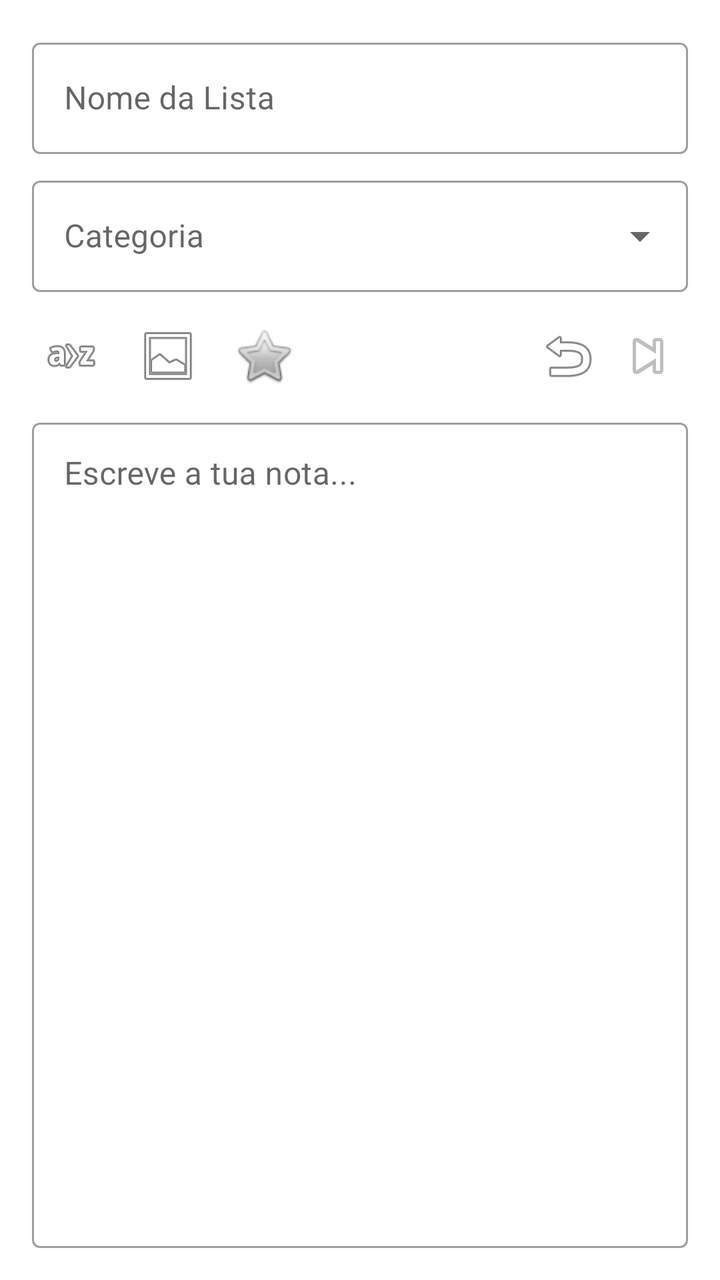
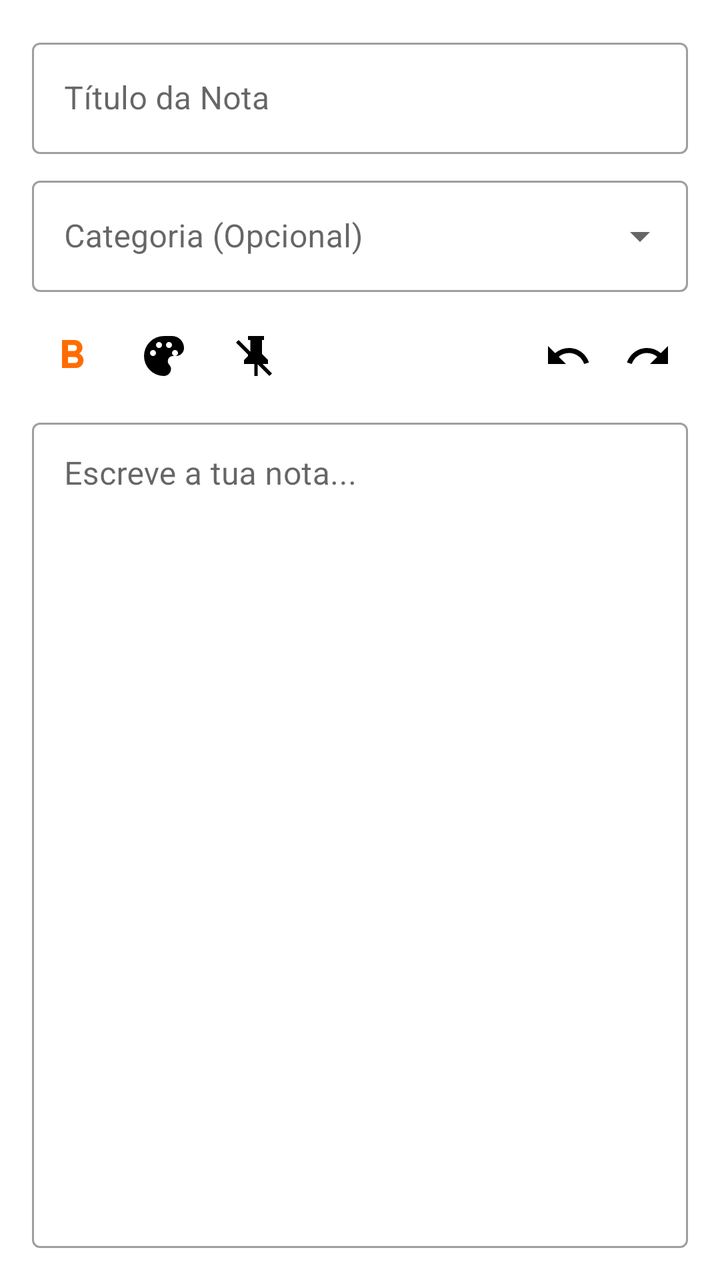

Before-and-after screenshots of an Android layout around one commit, followed by the original layout XML and the change that was made.
<!-- AndroidManifest.xml: application theme Theme.MyStreaks -->
<!-- res/layout/dialog_add_list.xml -->
<?xml version="1.0" encoding="utf-8"?>
<LinearLayout xmlns:android="http://schemas.android.com/apk/res/android"
    android:layout_width="match_parent"
    android:layout_height="match_parent"
    xmlns:app="http://schemas.android.com/apk/res-auto"
    android:orientation="vertical"
    android:padding="16dp">

    <com.google.android.material.textfield.TextInputLayout
        android:layout_width="match_parent"
        android:layout_height="wrap_content"
        android:hint="Nome da Lista"
        style="@style/Widget.MaterialComponents.TextInputLayout.OutlinedBox">
        <com.google.android.material.textfield.TextInputEditText
            android:id="@+id/etListName"
            android:layout_width="match_parent"
            android:layout_height="wrap_content"
            android:inputType="textCapSentences"
            android:textColor="@android:color/black"
            android:textColorHint="#757575"
            android:backgroundTint="@color/black"/>
    </com.google.android.material.textfield.TextInputLayout>

    <com.google.android.material.textfield.TextInputLayout
        android:layout_width="match_parent"
        android:layout_height="wrap_content"
        android:layout_marginTop="8dp"
        android:hint="Categoria"
        style="@style/Widget.MaterialComponents.TextInputLayout.OutlinedBox.ExposedDropdownMenu">
        <AutoCompleteTextView
            android:id="@+id/etTag"
            android:layout_width="match_parent"
            android:layout_height="wrap_content"
            android:inputType="text" />
    </com.google.android.material.textfield.TextInputLayout>

    <LinearLayout
        android:layout_width="match_parent"
        android:layout_height="wrap_content"
        android:layout_marginTop="12dp"
        android:orientation="horizontal"
        android:gravity="center_vertical">

        <ImageButton
            android:id="@+id/btnFormat"
            android:layout_width="40dp"
            android:layout_height="40dp"
            android:src="@android:drawable/ic_menu_sort_alphabetically"
            android:background="?attr/selectableItemBackgroundBorderless"
            android:tooltipText="Formatar Texto" />

        <ImageButton
            android:id="@+id/btnBgColor"
            android:layout_width="40dp"
            android:layout_height="40dp"
            android:layout_marginStart="8dp"
            android:src="@android:drawable/ic_menu_gallery"
            android:background="?attr/selectableItemBackgroundBorderless"
            android:tooltipText="Cor de Fundo da Nota" />



        <ImageButton
            android:id="@+id/btnPin"
            android:layout_width="40dp"
            android:layout_height="40dp"
            android:layout_marginStart="8dp"
            android:src="@android:drawable/btn_star_big_off"
            android:background="?attr/selectableItemBackgroundBorderless"
            android:tooltipText="Fixar no Topo" />

        <Space
            android:layout_width="0dp"
            android:layout_height="wrap_content"
            android:layout_weight="1" />

        <ImageButton
            android:id="@+id/btnArchiveList"
            android:layout_width="40dp"
            android:layout_height="40dp"
            android:src="@android:drawable/ic_menu_save"
            android:background="?attr/selectableItemBackgroundBorderless"
            android:visibility="gone"
            app:tint="#757575"/>

        <ImageButton
            android:id="@+id/btnDeleteList"
            android:layout_width="40dp"
            android:layout_height="40dp"
            android:src="@android:drawable/ic_menu_delete"
            android:background="?attr/selectableItemBackgroundBorderless"
            android:visibility="gone"
            app:tint="#F44336"/>


        <ImageButton
            android:id="@+id/btnUndo"
            android:layout_width="40dp"
            android:layout_height="40dp"
            android:src="@android:drawable/ic_menu_revert"
            android:background="?attr/selectableItemBackgroundBorderless" />
        <ImageButton
            android:id="@+id/btnRedo"
            android:layout_width="40dp"
            android:layout_height="40dp"
            android:src="@android:drawable/ic_media_next"
            android:background="?attr/selectableItemBackgroundBorderless" />
    </LinearLayout>

    <HorizontalScrollView
        android:id="@+id/formatToolbar"
        android:layout_width="match_parent"
        android:layout_height="wrap_content"
        android:layout_marginTop="4dp"
        android:visibility="gone"
        android:scrollbars="none">

        <LinearLayout
            android:layout_width="wrap_content"
            android:layout_height="wrap_content"
            android:orientation="horizontal"
            android:background="#F5F5F5"
            android:padding="8dp"
            android:gravity="center_vertical">

            <Button android:id="@+id/btnTitle1" android:layout_width="wrap_content" android:layout_height="wrap_content" style="?attr/materialButtonOutlinedStyle" android:text="T1" android:textSize="18sp" android:textStyle="bold" android:layout_marginEnd="4dp"/>
            <Button android:id="@+id/btnTitle2" android:layout_width="wrap_content" android:layout_height="wrap_content" style="?attr/materialButtonOutlinedStyle" android:text="T2" android:textSize="16sp" android:textStyle="bold" android:layout_marginEnd="8dp"/>
            <Button android:id="@+id/btnNormalText" android:layout_width="wrap_content" android:layout_height="wrap_content" style="?attr/materialButtonOutlinedStyle" android:text="Normal" android:layout_marginEnd="8dp"/>


            <View android:layout_width="1dp" android:layout_height="24dp" android:background="#CCC" android:layout_marginHorizontal="8dp"/>

            <ImageButton android:id="@+id/btnBold" android:layout_width="40dp" android:layout_height="40dp" android:src="@android:drawable/ic_menu_edit" android:background="?attr/selectableItemBackgroundBorderless" android:tooltipText="Negrito" android:layout_marginEnd="4dp"/>
            <ImageButton android:id="@+id/btnItalic" android:layout_width="40dp" android:layout_height="40dp" android:src="@android:drawable/ic_menu_info_details" android:background="?attr/selectableItemBackgroundBorderless" android:tooltipText="Itálico" android:layout_marginEnd="4dp"/>

            <Button android:id="@+id/btnUnderline" android:layout_width="40dp" android:layout_height="40dp" style="?attr/materialButtonOutlinedStyle" android:text="U" android:textStyle="bold" android:textSize="16sp" android:padding="0dp"/>

            <View android:layout_width="1dp" android:layout_height="24dp" android:background="#CCC" android:layout_marginHorizontal="8dp"/>

            <ImageButton android:id="@+id/btnTextColor" android:layout_width="40dp" android:layout_height="40dp" android:src="@android:drawable/ic_menu_edit" android:tint="@android:color/black" android:background="?attr/selectableItemBackgroundBorderless" android:tooltipText="Cor do Texto" android:layout_marginEnd="8dp"/>

            <ImageButton android:id="@+id/btnClearFormat" android:layout_width="40dp" android:layout_height="40dp" android:src="@android:drawable/ic_menu_close_clear_cancel" android:background="?attr/selectableItemBackgroundBorderless" android:tooltipText="Voltar ao Texto Normal" />

        </LinearLayout>
    </HorizontalScrollView>

    <com.google.android.material.textfield.TextInputLayout
        android:layout_width="match_parent"
        android:layout_height="0dp"
        android:layout_weight="1"
        android:layout_marginTop="8dp"
        android:hint="Escreve a tua nota..."
        style="@style/Widget.MaterialComponents.TextInputLayout.OutlinedBox">
        <com.google.android.material.textfield.TextInputEditText
            android:id="@+id/etListContent"
            android:layout_width="match_parent"
            android:layout_height="match_parent"
            android:gravity="top|start"
            android:inputType="textMultiLine|textCapSentences"
            android:padding="16dp"
            android:textColor="@android:color/black"
            android:textColorHint="#757575"
            android:backgroundTint="@color/black"/>
    </com.google.android.material.textfield.TextInputLayout>

</LinearLayout>
<!-- resources referenced by this layout -->
<resources>
  <!-- unchanged entries left out for length: 3 -->
</resources>

<!-- the commit's change to res/layout/dialog_add_list.xml (unified diff, before → after) -->
@@ -9,7 +9,7 @@
     <com.google.android.material.textfield.TextInputLayout
         android:layout_width="match_parent"
         android:layout_height="wrap_content"
-        android:hint="Nome da Lista"
+        android:hint="Título da Nota"
         style="@style/Widget.MaterialComponents.TextInputLayout.OutlinedBox">
         <com.google.android.material.textfield.TextInputEditText
             android:id="@+id/etListName"
@@ -25,7 +25,7 @@
         android:layout_width="match_parent"
         android:layout_height="wrap_content"
         android:layout_marginTop="8dp"
-        android:hint="Categoria"
+        android:hint="Categoria (Opcional)"
         style="@style/Widget.MaterialComponents.TextInputLayout.OutlinedBox.ExposedDropdownMenu">
         <AutoCompleteTextView
             android:id="@+id/etTag"
@@ -34,6 +34,7 @@
             android:inputType="text" />
     </com.google.android.material.textfield.TextInputLayout>
 
+    
     <LinearLayout
         android:layout_width="match_parent"
         android:layout_height="wrap_content"
@@ -45,29 +46,30 @@
             android:id="@+id/btnFormat"
             android:layout_width="40dp"
             android:layout_height="40dp"
-            android:src="@android:drawable/ic_menu_sort_alphabetically"
-            android:background="?attr/selectableItemBackgroundBorderless"
-            android:tooltipText="Formatar Texto" />
+            android:src="@drawable/ic_format_bold"
+            app:tint="@color/primary"
+            android:background="?attr/selectableItemBackgroundBorderless"
+            android:contentDescription="Formatar Texto" />
 
         <ImageButton
             android:id="@+id/btnBgColor"
             android:layout_width="40dp"
             android:layout_height="40dp"
-            android:layout_marginStart="8dp"
-            android:src="@android:drawable/ic_menu_gallery"
-            android:background="?attr/selectableItemBackgroundBorderless"
-            android:tooltipText="Cor de Fundo da Nota" />
-
-
+            android:layout_marginStart="6dp"
+            android:src="@drawable/ic_palette"
+            app:tint="?attr/colorOnSurface"
+            android:background="?attr/selectableItemBackgroundBorderless"
+            android:contentDescription="Cor de Fundo da Nota" />
 
         <ImageButton
             android:id="@+id/btnPin"
             android:layout_width="40dp"
             android:layout_height="40dp"
-            android:layout_marginStart="8dp"
-            android:src="@android:drawable/btn_star_big_off"
-            android:background="?attr/selectableItemBackgroundBorderless"
-            android:tooltipText="Fixar no Topo" />
+            android:layout_marginStart="6dp"
+            android:src="@drawable/ic_pin_off"
+            app:tint="?attr/colorOnSurface"
+            android:background="?attr/selectableItemBackgroundBorderless"
+            android:contentDescription="Fixar no Topo" />
 
         <Space
             android:layout_width="0dp"
@@ -78,40 +80,47 @@
             android:id="@+id/btnArchiveList"
             android:layout_width="40dp"
             android:layout_height="40dp"
-            android:src="@android:drawable/ic_menu_save"
+            android:src="@drawable/ic_archive"
             android:background="?attr/selectableItemBackgroundBorderless"
             android:visibility="gone"
-            app:tint="#757575"/>
+            app:tint="#757575"
+            android:contentDescription="Arquivar" />
 
         <ImageButton
             android:id="@+id/btnDeleteList"
             android:layout_width="40dp"
             android:layout_height="40dp"
-            android:src="@android:drawable/ic_menu_delete"
+            android:src="@drawable/ic_delete"
             android:background="?attr/selectableItemBackgroundBorderless"
             android:visibility="gone"
-            app:tint="#F44336"/>
-
+            app:tint="#F44336"
+            android:contentDescription="Eliminar" />
 
         <ImageButton
             android:id="@+id/btnUndo"
             android:layout_width="40dp"
             android:layout_height="40dp"
-            android:src="@android:drawable/ic_menu_revert"
-            android:background="?attr/selectableItemBackgroundBorderless" />
+            android:src="@drawable/ic_undo"
+            app:tint="?attr/colorOnSurface"
+            android:background="?attr/selectableItemBackgroundBorderless"
+            android:contentDescription="Desfazer" />
+
         <ImageButton
             android:id="@+id/btnRedo"
             android:layout_width="40dp"
             android:layout_height="40dp"
-            android:src="@android:drawable/ic_media_next"
-            android:background="?attr/selectableItemBackgroundBorderless" />
+            android:src="@drawable/ic_redo"
+            app:tint="?attr/colorOnSurface"
+            android:background="?attr/selectableItemBackgroundBorderless"
+            android:contentDescription="Refazer" />
     </LinearLayout>
 
+    
     <HorizontalScrollView
         android:id="@+id/formatToolbar"
         android:layout_width="match_parent"
         android:layout_height="wrap_content"
-        android:layout_marginTop="4dp"
+        android:layout_marginTop="6dp"
         android:visibility="gone"
         android:scrollbars="none">
 
@@ -119,27 +128,102 @@
             android:layout_width="wrap_content"
             android:layout_height="wrap_content"
             android:orientation="horizontal"
-            android:background="#F5F5F5"
-            android:padding="8dp"
+            android:background="@drawable/rounded_edittext"
+            android:padding="6dp"
             android:gravity="center_vertical">
 
-            <Button android:id="@+id/btnTitle1" android:layout_width="wrap_content" android:layout_height="wrap_content" style="?attr/materialButtonOutlinedStyle" android:text="T1" android:textSize="18sp" android:textStyle="bold" android:layout_marginEnd="4dp"/>
-            <Button android:id="@+id/btnTitle2" android:layout_width="wrap_content" android:layout_height="wrap_content" style="?attr/materialButtonOutlinedStyle" android:text="T2" android:textSize="16sp" android:textStyle="bold" android:layout_marginEnd="8dp"/>
-            <Button android:id="@+id/btnNormalText" android:layout_width="wrap_content" android:layout_height="wrap_content" style="?attr/materialButtonOutlinedStyle" android:text="Normal" android:layout_marginEnd="8dp"/>
-
-
-            <View android:layout_width="1dp" android:layout_height="24dp" android:background="#CCC" android:layout_marginHorizontal="8dp"/>
-
-            <ImageButton android:id="@+id/btnBold" android:layout_width="40dp" android:layout_height="40dp" android:src="@android:drawable/ic_menu_edit" android:background="?attr/selectableItemBackgroundBorderless" android:tooltipText="Negrito" android:layout_marginEnd="4dp"/>
-            <ImageButton android:id="@+id/btnItalic" android:layout_width="40dp" android:layout_height="40dp" android:src="@android:drawable/ic_menu_info_details" android:background="?attr/selectableItemBackgroundBorderless" android:tooltipText="Itálico" android:layout_marginEnd="4dp"/>
-
-            <Button android:id="@+id/btnUnderline" android:layout_width="40dp" android:layout_height="40dp" style="?attr/materialButtonOutlinedStyle" android:text="U" android:textStyle="bold" android:textSize="16sp" android:padding="0dp"/>
-
-            <View android:layout_width="1dp" android:layout_height="24dp" android:background="#CCC" android:layout_marginHorizontal="8dp"/>
-
-            <ImageButton android:id="@+id/btnTextColor" android:layout_width="40dp" android:layout_height="40dp" android:src="@android:drawable/ic_menu_edit" android:tint="@android:color/black" android:background="?attr/selectableItemBackgroundBorderless" android:tooltipText="Cor do Texto" android:layout_marginEnd="8dp"/>
-
-            <ImageButton android:id="@+id/btnClearFormat" android:layout_width="40dp" android:layout_height="40dp" android:src="@android:drawable/ic_menu_close_clear_cancel" android:background="?attr/selectableItemBackgroundBorderless" android:tooltipText="Voltar ao Texto Normal" />
+            <Button
+                android:id="@+id/btnTitle1"
+                android:layout_width="wrap_content"
+                android:layout_height="36dp"
+                style="?attr/materialButtonOutlinedStyle"
+                android:text="T1"
+                android:textSize="15sp"
+                android:textStyle="bold"
+                android:paddingHorizontal="10dp"
+                android:layout_marginEnd="4dp"/>
+
+            <Button
+                android:id="@+id/btnTitle2"
+                android:layout_width="wrap_content"
+                android:layout_height="36dp"
+                style="?attr/materialButtonOutlinedStyle"
+                android:text="T2"
+                android:textSize="13sp"
+                android:textStyle="bold"
+                android:paddingHorizontal="10dp"
+                android:layout_marginEnd="6dp"/>
+
+            <Button
+                android:id="@+id/btnNormalText"
+                android:layout_width="wrap_content"
+                android:layout_height="36dp"
+                style="?attr/materialButtonOutlinedStyle"
+                android:text="Normal"
+                android:textSize="12sp"
+                android:paddingHorizontal="10dp"
+                android:layout_marginEnd="6dp"/>
+
+            <View
+                android:layout_width="1dp"
+                android:layout_height="24dp"
+                android:background="#D1D5DB"
+                android:layout_marginHorizontal="6dp"/>
+
+            <ImageButton
+                android:id="@+id/btnBold"
+                android:layout_width="36dp"
+                android:layout_height="36dp"
+                android:src="@drawable/ic_format_bold"
+                app:tint="?attr/colorOnSurface"
+                android:background="?attr/selectableItemBackgroundBorderless"
+                android:contentDescription="Negrito"
+                android:layout_marginEnd="4dp"/>
+
+            <ImageButton
+                android:id="@+id/btnItalic"
+                android:layout_width="36dp"
+                android:layout_height="36dp"
+                android:src="@drawable/ic_format_italic"
+                app:tint="?attr/colorOnSurface"
+                android:background="?attr/selectableItemBackgroundBorderless"
+                android:contentDescription="Itálico"
+                android:layout_marginEnd="4dp"/>
+
+            <ImageButton
+                android:id="@+id/btnUnderline"
+                android:layout_width="36dp"
+                android:layout_height="36dp"
+                android:src="@drawable/ic_format_underlined"
+                app:tint="?attr/colorOnSurface"
+                android:background="?attr/selectableItemBackgroundBorderless"
+                android:contentDescription="Sublinhado"
+                android:layout_marginEnd="4dp"/>
+
+            <View
+                android:layout_width="1dp"
+                android:layout_height="24dp"
+                android:background="#D1D5DB"
+                android:layout_marginHorizontal="6dp"/>
+
+            <ImageButton
+                android:id="@+id/btnTextColor"
+                android:layout_width="36dp"
+                android:layout_height="36dp"
+                android:src="@drawable/ic_palette"
+                app:tint="@color/primary"
+                android:background="?attr/selectableItemBackgroundBorderless"
+                android:contentDescription="Cor do Texto"
+                android:layout_marginEnd="4dp"/>
+
+            <ImageButton
+                android:id="@+id/btnClearFormat"
+                android:layout_width="36dp"
+                android:layout_height="36dp"
+                android:src="@android:drawable/ic_menu_close_clear_cancel"
+                app:tint="#EF4444"
+                android:background="?attr/selectableItemBackgroundBorderless"
+                android:contentDescription="Limpar Formatação" />
 
         </LinearLayout>
     </HorizontalScrollView>
<!-- resource entries referenced after the edit -->
@@ -1,5 +1,115 @@
 <!-- resources referenced by this layout -->
 <resources>
+  <color name="primary">#FF6D00</color>
+  <!-- drawable ic_archive (drawable) -->
+  <vector xmlns:android="http://schemas.android.com/apk/res/android"
+      android:width="24dp"
+      android:height="24dp"
+      android:viewportWidth="24"
+      android:viewportHeight="24"
+      android:tint="?attr/colorControlNormal">
+      <path
+          android:fillColor="@android:color/white"
+          android:pathData="M20.54,5.23L19,3.5A2,2 0 0,0 17.5,3H6.5A2,2 0 0,0 5,3.5L3.46,5.23A2,2 0 0,0 3,6.5V19A2,2 0 0,0 5,21H19A2,2 0 0,0 21,19V6.5A2,2 0 0,0 20.54,5.23M5.12,5L6,4H18L18.88,5H5.12M12,17.5L6.5,12H10V10H14V12H17.5L12,17.5Z"/>
+  </vector>
+  <!-- drawable ic_delete (drawable) -->
+  <vector xmlns:android="http://schemas.android.com/apk/res/android"
+      android:width="24dp"
+      android:height="24dp"
+      android:viewportWidth="24"
+      android:viewportHeight="24"
+      android:tint="?attr/colorControlNormal">
+      <path
+          android:fillColor="@android:color/white"
+          android:pathData="M19,4H15.5L14.5,3H9.5L8.5,4H5V6H19M6,19A2,2 0 0,0 8,21H16A2,2 0 0,0 18,19V7H6V19Z"/>
+  </vector>
+  <!-- drawable ic_format_bold (drawable) -->
+  <vector xmlns:android="http://schemas.android.com/apk/res/android"
+      android:width="24dp"
+      android:height="24dp"
+      android:viewportWidth="24"
+      android:viewportHeight="24"
+      android:tint="?attr/colorControlNormal">
+      <path
+          android:fillColor="@android:color/white"
+          android:pathData="M15.6,10.79C16.57,10.11 17.25,9 17.25,8C17.25,5.74 15.5,4 13.25,4H7V18H14.04C16.14,18 17.75,16.3 17.75,14.21C17.75,12.69 16.89,11.39 15.6,10.79M10,6.5H13C13.83,6.5 14.5,7.17 14.5,8C14.5,8.83 13.83,9.5 13,9.5H10V6.5M13.5,15.5H10V12.5H13.5C14.33,12.5 15,13.17 15,14C15,14.83 14.33,15.5 13.5,15.5Z"/>
+  </vector>
+  <!-- drawable ic_format_italic (drawable) -->
+  <vector xmlns:android="http://schemas.android.com/apk/res/android"
+      android:width="24dp"
+      android:height="24dp"
+      android:viewportWidth="24"
+      android:viewportHeight="24"
+      android:tint="?attr/colorControlNormal">
+      <path
+          android:fillColor="@android:color/white"
+          android:pathData="M10,4V7H12.21L8.79,15H6V18H14V15H11.79L15.21,7H18V4H10Z"/>
+  </vector>
+  <!-- drawable ic_format_underlined (drawable) -->
+  <vector xmlns:android="http://schemas.android.com/apk/res/android"
+      android:width="24dp"
+      android:height="24dp"
+      android:viewportWidth="24"
+      android:viewportHeight="24"
+      android:tint="?attr/colorControlNormal">
+      <path
+          android:fillColor="@android:color/white"
+          android:pathData="M5,21H19V19H5V21M12,17A6,6 0 0,0 18,11V3H15.5V11A3.5,3.5 0 0,1 12,14.5A3.5,3.5 0 0,1 8.5,11V3H6V11A6,6 0 0,0 12,17Z"/>
+  </vector>
+  <!-- drawable ic_palette (drawable) -->
+  <vector xmlns:android="http://schemas.android.com/apk/res/android"
+      android:width="24dp"
+      android:height="24dp"
+      android:viewportWidth="24"
+      android:viewportHeight="24"
+      android:tint="?attr/colorControlNormal">
+      <path
+          android:fillColor="@android:color/white"
+          android:pathData="M12,2A10,10 0 0,0 2,12A10,10 0 0,0 12,22A3.5,3.5 0 0,0 15.5,18.5C15.5,17.7 15.2,17 14.7,16.5C14.2,16 13.9,15.3 13.9,14.5A2.5,2.5 0 0,1 16.4,12H18A4,4 0 0,0 22,8A6,6 0 0,0 16,2M6.5,12A1.5,1.5 0 1,1 8,10.5A1.5,1.5 0 0,1 6.5,12M9.5,8A1.5,1.5 0 1,1 11,6.5A1.5,1.5 0 0,1 9.5,8M14.5,8A1.5,1.5 0 1,1 16,6.5A1.5,1.5 0 0,1 14.5,8M17.5,12A1.5,1.5 0 1,1 19,10.5A1.5,1.5 0 0,1 17.5,12Z"/>
+  </vector>
+  <!-- drawable ic_pin_off (drawable) -->
+  <vector xmlns:android="http://schemas.android.com/apk/res/android"
+      android:width="24dp"
+      android:height="24dp"
+      android:viewportWidth="24"
+      android:viewportHeight="24"
+      android:tint="?attr/colorControlNormal">
+      <path
+          android:fillColor="@android:color/white"
+          android:pathData="M2,5.27L3.28,4L20,20.72L18.73,22L12.8,16.07V22H11.2V16H6V14L8,12V11.27L2,5.27M16,12L18,14V16H14.73L9.2,10.47V4H8V2H16V4H15V11L16,12Z"/>
+  </vector>
+  <!-- drawable ic_redo (drawable) -->
+  <vector xmlns:android="http://schemas.android.com/apk/res/android"
+      android:width="24dp"
+      android:height="24dp"
+      android:viewportWidth="24"
+      android:viewportHeight="24"
+      android:tint="?attr/colorControlNormal">
+      <path
+          android:fillColor="@android:color/white"
+          android:pathData="M18.4,10.6C16.55,9 14.15,8 11.5,8C6.85,8 2.92,11.03 1.53,15.22L3.9,16C4.95,12.81 7.96,10.5 11.5,10.5C13.46,10.5 15.23,11.22 16.62,12.38L13,16H22V7L18.4,10.6Z"/>
+  </vector>
+  <!-- drawable ic_undo (drawable) -->
+  <vector xmlns:android="http://schemas.android.com/apk/res/android"
+      android:width="24dp"
+      android:height="24dp"
+      android:viewportWidth="24"
+      android:viewportHeight="24"
+      android:tint="?attr/colorControlNormal">
+      <path
+          android:fillColor="@android:color/white"
+          android:pathData="M12.5,8C9.85,8 7.45,9 5.6,10.6L2,7V16H11L7.38,12.38C8.77,11.22 10.54,10.5 12.5,10.5C16.04,10.5 19.05,12.81 20.1,16L22.47,15.22C21.08,11.03 17.15,8 12.5,8Z"/>
+  </vector>
+  <!-- drawable rounded_edittext (drawable) -->
+  <?xml version="1.0" encoding="utf-8"?>
+  <shape xmlns:android="http://schemas.android.com/apk/res/android"
+      android:shape="rectangle">
+      <solid android:color="#E0E0E0" /> <corners android:radius="24dp" /> <padding
+      android:bottom="8dp"
+      android:left="16dp"
+      android:right="16dp"
+      android:top="8dp" />
+  </shape>
   <!-- unchanged entries left out for length: 3 -->
 </resources>
 
